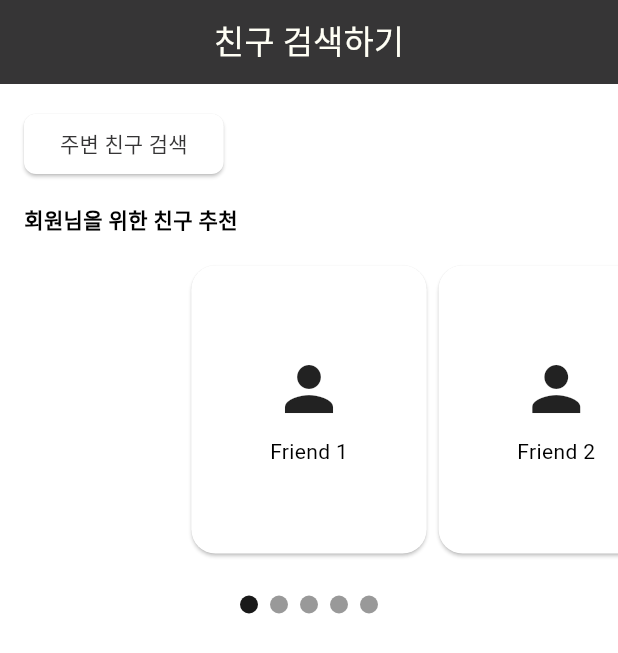
After one commit to junglesub/moapp-toto, a Flutter app: the FriendPage screen opened by its route, on a phone screen of 412 x 824 dp. The commit adds this screen. Shown: the top 653 px of the screen. Run offline on Flutter 3.47's test engine with Material 3 defaults, Android fonts, the phone set to English and light mode, and no system bars; drawn by our look-alikes of carousel_slider; our stand-ins replace animated_text_kit, image_picker; missing offline and left inert: flutter_animated_button.

Commit message:
feat: friend recommand

```diff
--- a/lib/screens/friend/friend_screen.dart
+++ b/lib/screens/friend/friend_screen.dart
@@ -1,10 +1,56 @@
 import 'package:flutter/material.dart';
+import 'package:carousel_slider/carousel_slider.dart';
+import 'package:moapp_toto/screens/friend/widgets/recommand_friend_row.dart';
 
 class FriendPage extends StatelessWidget {
   const FriendPage({super.key});
 
   @override
   Widget build(BuildContext context) {
-    return const Placeholder();
+    final List<String> friends = [
+      'Friend 1',
+      'Friend 2',
+      'Friend 3',
+      'Friend 4',
+      'Friend 5',
+    ];
+
+    return Scaffold(
+      appBar: AppBar(
+        title: const Text('친구 검색하기'),
+        automaticallyImplyLeading: false,
+        centerTitle: true,
+      ),
+      body: Column(
+        crossAxisAlignment: CrossAxisAlignment.start,
+        children: [
+          Padding(
+            padding: const EdgeInsets.all(16.0),
+            child: ElevatedButton(
+              onPressed: () {},
+              child: const Text('주변 친구 검색'),
+              style: ElevatedButton.styleFrom(
+                shape: RoundedRectangleBorder(
+                  borderRadius: BorderRadius.circular(8),
+                ),
+              ),
+            ),
+          ),
+          const Padding(
+            padding: EdgeInsets.symmetric(horizontal: 16.0),
+            child: Text(
+              '회원님을 위한 친구 추천',
+              style: TextStyle(fontWeight: FontWeight.bold),
+            ),
+          ),
+          const SizedBox(height: 16),
+          Expanded(
+            child: RecommandFriendRow(
+              friends: friends,
+            ),
+          ),
+        ],
+      ),
+    );
   }
 }
--- /dev/null
+++ b/lib/screens/friend/widgets/recommand_friend_row.dart
@@ -0,0 +1,82 @@
+import 'package:flutter/material.dart';
+import 'package:carousel_slider/carousel_slider.dart';
+
+class RecommandFriendRow extends StatefulWidget {
+  final List<String> friends; // Friends list as a parameter
+  const RecommandFriendRow({Key? key, required this.friends}) : super(key: key);
+
+  @override
+  State<RecommandFriendRow> createState() => _RecommandFriendRowState();
+}
+
+class _RecommandFriendRowState extends State<RecommandFriendRow> {
+  int _current = 0; // Current index for the indicator
+  final CarouselSliderController _controller = CarouselSliderController();
+
+  @override
+  Widget build(BuildContext context) {
+    return Column(
+      children: [
+        CarouselSlider(
+          items: widget.friends.map((friend) {
+            return Builder(
+              builder: (BuildContext context) {
+                return Card(
+                  shape: RoundedRectangleBorder(
+                    borderRadius: BorderRadius.circular(16),
+                  ),
+                  child: SizedBox(
+                    width: double.infinity,
+                    height: 200, // Adjust height as needed
+                    child: Column(
+                      mainAxisAlignment: MainAxisAlignment.center,
+                      children: [
+                        const Icon(Icons.person, size: 48),
+                        const SizedBox(height: 8),
+                        Text(friend),
+                      ],
+                    ),
+                  ),
+                );
+              },
+            );
+          }).toList(),
+          carouselController: _controller,
+          options: CarouselOptions(
+            height: 200.0, // Adjust height as needed
+            enableInfiniteScroll: false,
+            enlargeCenterPage: false,
+            viewportFraction: 0.4, // Show multiple items
+            onPageChanged: (index, reason) {
+              setState(() {
+                _current = index;
+              });
+            },
+          ),
+        ),
+        const SizedBox(height: 16),
+        Row(
+          mainAxisAlignment: MainAxisAlignment.center,
+          children: widget.friends.asMap().entries.map((entry) {
+            return GestureDetector(
+              onTap: () => _controller.animateToPage(entry.key),
+              child: Container(
+                width: 12.0,
+                height: 12.0,
+                margin:
+                    const EdgeInsets.symmetric(vertical: 8.0, horizontal: 4.0),
+                decoration: BoxDecoration(
+                  shape: BoxShape.circle,
+                  color: (Theme.of(context).brightness == Brightness.dark
+                          ? Colors.white
+                          : Colors.black)
+                      .withOpacity(_current == entry.key ? 0.9 : 0.4),
+                ),
+              ),
+            );
+          }).toList(),
+        ),
+      ],
+    );
+  }
+}
--- a/pubspec.yaml
+++ b/pubspec.yaml
@@ -38,6 +38,7 @@ dependencies:
   image_picker: ^1.1.2
   flutter_animated_button: ^2.0.3
   animated_text_kit: ^4.2.2
+  carousel_slider: ^5.0.0
 
 dev_dependencies:
   flutter_test:
```
Also changed, not shown: pubspec.lock.
